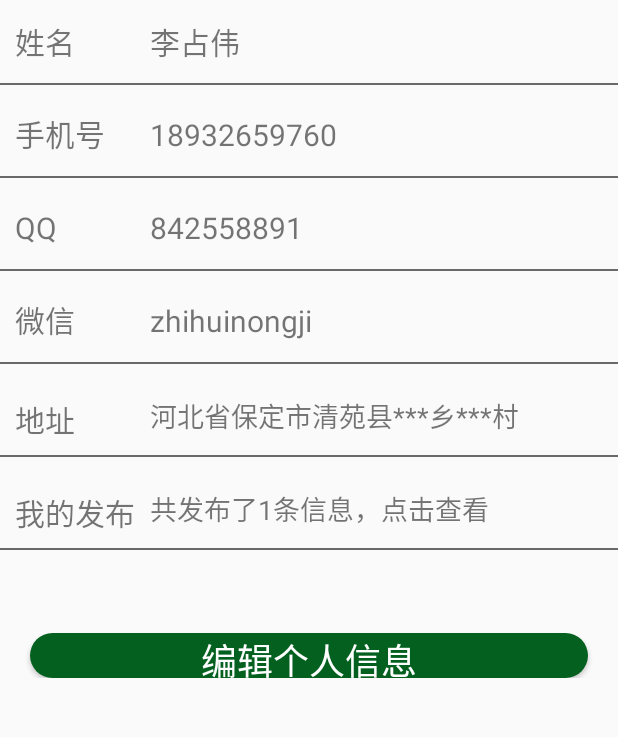
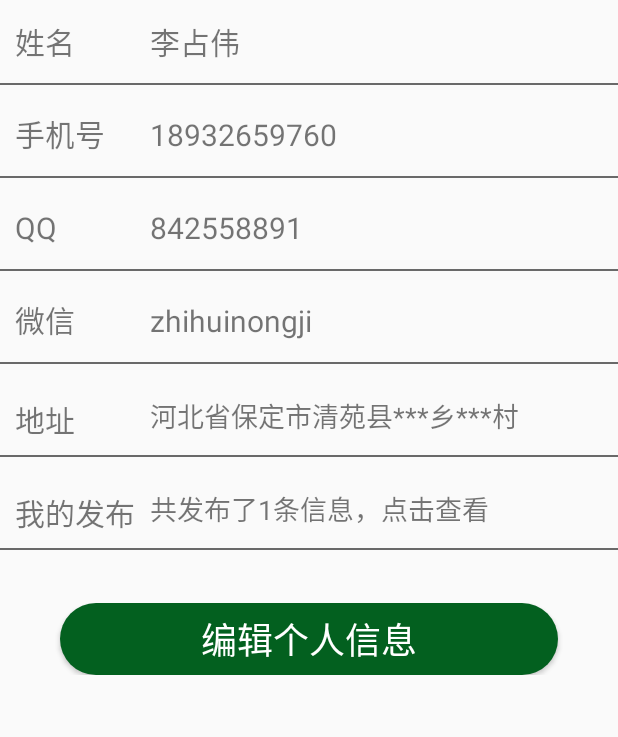
Before and after one commit to hhanchong/NJDP_farmer, an Android app: the layout activity_personal_info.xml on its own in the app's theme, with its tools: preview values and no code run, on a phone screen of 412 x 824 dp, the part 150-887 px from its top. Run offline under Robolectric (Android 15) with nearby library versions, the light colour scheme and no system bars.

Commit message:
一些界面的调整。

```diff
--- a/app/src/main/java/com/njdp/njdp_farmer/conent_frament/PersonalInfoFrame.java
+++ b/app/src/main/java/com/njdp/njdp_farmer/conent_frament/PersonalInfoFrame.java
@@ -69,6 +69,7 @@ public class PersonalInfoFrame extends Fragment implements View.OnClickListener
             farmer = (Farmer)bundle.getSerializable("farmer");
             //自测用户
             farmer = new Farmer();
+            farmer.setFm_token(token);
             farmer.setName("李占伟");
             farmer.setImageUrl("@drawable/ic_launcher");
             farmer.setTelephone("18932659760");
--- a/app/src/main/res/layout/activity_address.xml
+++ b/app/src/main/res/layout/activity_address.xml
@@ -91,11 +91,11 @@
             android:background="@drawable/rounded_green_button"
             android:layout_below="@+id/regiser_div"
             android:text="完  成"
-            android:layout_height="50dp"
+            android:layout_height="wrap_content"
             android:layout_marginLeft="30dp"
             android:layout_marginRight="30dp"
             android:layout_marginTop="30dp"
-            android:layout_marginBottom="10dp"/>
+            android:layout_marginBottom="30dp"/>
     </LinearLayout>
 
 </RelativeLayout>
--- a/app/src/main/res/layout/activity_farmer_release.xml
+++ b/app/src/main/res/layout/activity_farmer_release.xml
@@ -349,7 +349,7 @@
                     android:background="@drawable/rounded_green_button"
                     android:layout_below="@+id/regiser_div"
                     android:text="确认发布"
-                    android:layout_height="40dp"
+                    android:layout_height="wrap_content"
                     android:layout_marginTop="20dp"
                     android:layout_marginLeft="30dp"
                     android:layout_marginRight="30dp"
--- a/app/src/main/res/layout/activity_personal_info.xml
+++ b/app/src/main/res/layout/activity_personal_info.xml
@@ -213,22 +213,24 @@
             android:layout_alignParentEnd="true" />
 
         <LinearLayout
-            style="@style/Register_Div"
             android:orientation="vertical"
             android:layout_width="match_parent"
             android:layout_height="wrap_content"
-            android:layout_below="@+id/rl_Address"
+            android:padding="10dp"
+            android:layout_marginTop="20dp"
             android:layout_alignParentLeft="true"
-            android:layout_alignParentStart="true">
+            android:layout_alignParentStart="true"
+            android:layout_alignParentBottom="true">
             <Button
                 style="@style/Register_Button_Finish"
                 android:id="@+id/btn_edit"
                 android:background="@drawable/rounded_green_button"
                 android:text="编辑个人信息"
-                android:layout_height="30dp"
+                android:layout_height="wrap_content"
                 android:layout_width="match_parent"
-                android:layout_marginTop="10dp"
-                android:layout_centerHorizontal="true" />
+                android:layout_marginTop="0dp"
+                android:layout_marginLeft="30dp"
+                android:layout_marginRight="30dp" />
         </LinearLayout>
 
     </LinearLayout>
--- a/app/src/main/res/layout/activity_register_image.xml
+++ b/app/src/main/res/layout/activity_register_image.xml
@@ -62,6 +62,9 @@
         android:id="@+id/btn_registerFinish"
         android:background="@drawable/rounded_green_button"
         android:layout_below="@+id/register_image_div"
+        android:layout_height="wrap_content"
+        android:layout_marginLeft="30dp"
+        android:layout_marginRight="30dp"
         android:text="完成上传"/>
 
     <RelativeLayout
--- a/app/src/main/res/layout/activity_set_phone_num.xml
+++ b/app/src/main/res/layout/activity_set_phone_num.xml
@@ -93,8 +93,8 @@
             android:layout_height="wrap_content"
             android:layout_marginLeft="30dp"
             android:layout_marginRight="30dp"
-            android:layout_marginTop="30dp"
-            android:layout_marginBottom="10dp"/>
+            android:layout_marginTop="50dp"
+            android:layout_marginBottom="30dp"/>
     </LinearLayout>
 
 </RelativeLayout>
--- a/app/src/main/res/values/strings.xml
+++ b/app/src/main/res/values/strings.xml
@@ -13,6 +13,7 @@
     <string name="err_password2">密码不能为空</string>
     <string name="err_edit">修改失败，请重试！</string>
     <string name="register_success">注册成功！</string>
+    <string name="edit_success">修改成功！</string>
     <string name="err_id_card">请输入15-18位的身份证号！</string>
     <string name="err_id_card2">身份证号不能为空</string>
     <string name="vertify_hint">请确保手机号正确，未欠费，能正常接收短信</string>
```
Also changed, not shown: app/src/main/java/com/njdp/njdp_farmer/PersonalSet.java (+13 -2 lines), app/src/main/java/com/njdp/njdp_farmer/SetPhoneNum.java (+5 -5 lines), app/src/main/java/com/njdp/njdp_farmer/bean/Farmer.java (+9 -0 lines), app/src/main/java/com/njdp/njdp_farmer/register_image.java (+13 -22 lines), app/src/main/res/layout/activity_personal_set.xml (+8 -8 lines).
